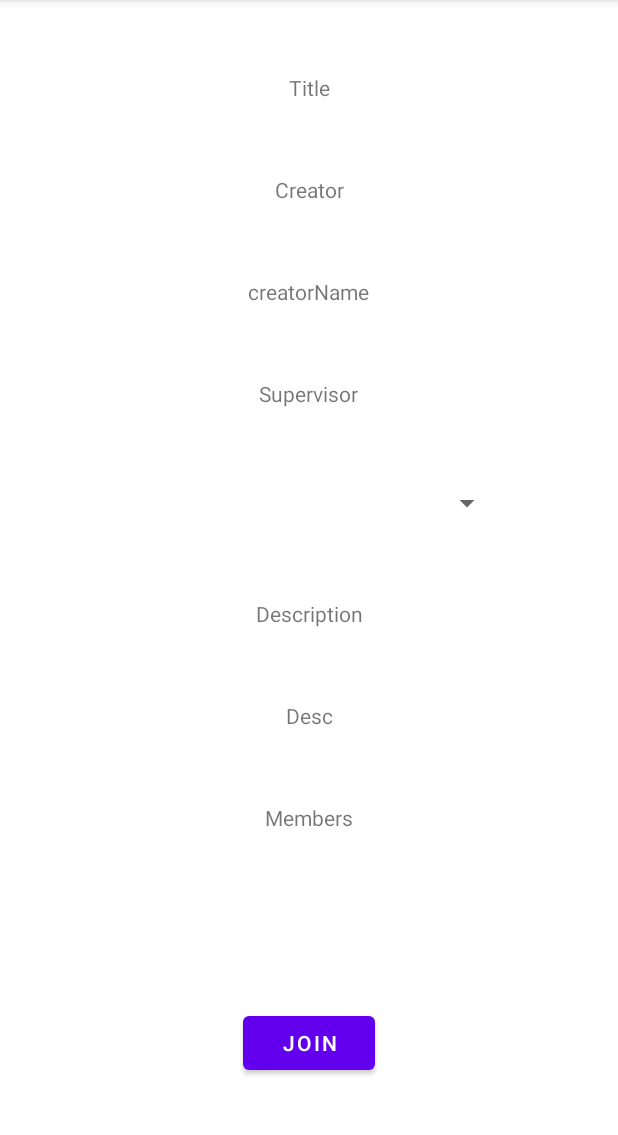
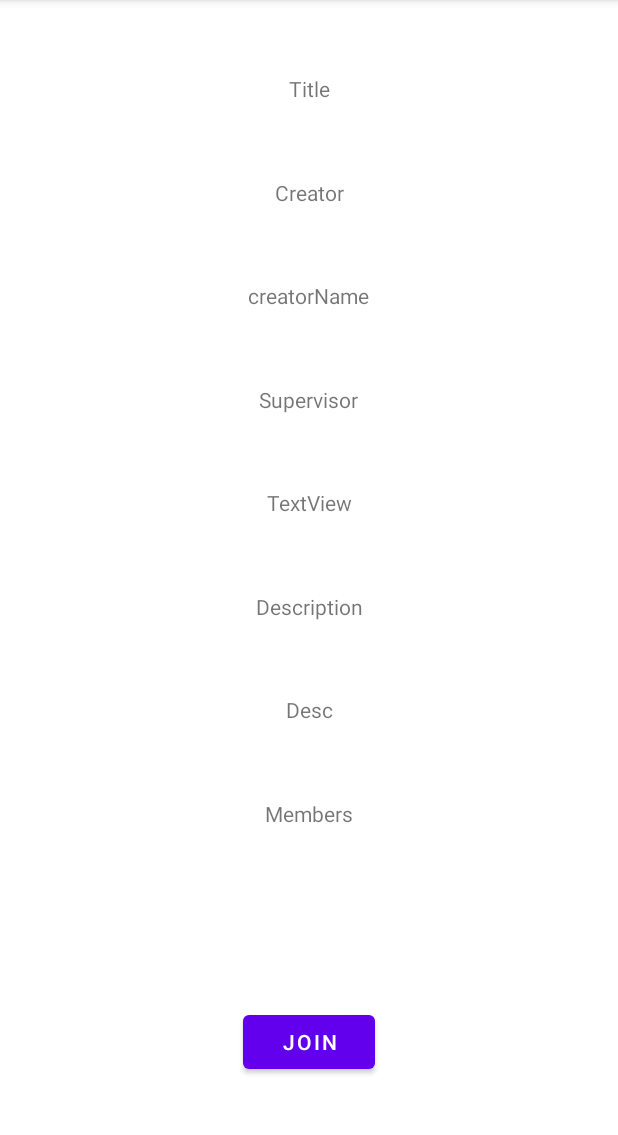
Before and after one commit to moslehm/Capstone-Management-App, an Android app: the ProjectInfoActivity screen opened directly, with no data from a screen before it, on a phone screen of 412 x 824 dp, the part 84-1219 px from its top. Run offline under Robolectric (Android 15) with nearby library versions, the phone set to English and light mode, and no system bars; our stand-ins replace Firebase (no records; nobody signed in at launch, a user with empty details on screens opened directly); 1 statement that could not run was skipped.

Commit message:
fixed duplication in list, made changes to supervisor list, implemented join button

```diff
--- a/app/build.gradle
+++ b/app/build.gradle
@@ -32,10 +32,9 @@ android {
 }
 
 dependencies {
-
     implementation 'androidx.appcompat:appcompat:1.4.1'
     implementation 'com.google.android.material:material:1.6.0'
-    implementation 'androidx.constraintlayout:constraintlayout:2.1.3'
+    implementation 'androidx.constraintlayout:constraintlayout:2.1.4'
     implementation 'androidx.legacy:legacy-support-v4:1.0.0'
     testImplementation 'junit:junit:4.13.2'
     androidTestImplementation 'androidx.test.ext:junit:1.1.3'
--- a/app/src/main/java/ca/macewan/capstone/ListFragment.java
+++ b/app/src/main/java/ca/macewan/capstone/ListFragment.java
@@ -3,8 +3,6 @@ package ca.macewan.capstone;
 import android.content.Intent;
 import android.os.Bundle;
 
-import androidx.annotation.NonNull;
-import androidx.annotation.Nullable;
 import androidx.fragment.app.Fragment;
 import androidx.recyclerview.widget.LinearLayoutManager;
 import androidx.recyclerview.widget.RecyclerView;
--- a/app/src/main/java/ca/macewan/capstone/Project.java
+++ b/app/src/main/java/ca/macewan/capstone/Project.java
@@ -25,5 +25,4 @@ public class Project {
     public List<DocumentReference> getMembers() {
         return members;
     }
-
 }
--- a/app/src/main/java/ca/macewan/capstone/ProjectInfoActivity.java
+++ b/app/src/main/java/ca/macewan/capstone/ProjectInfoActivity.java
@@ -5,9 +5,7 @@ import android.app.AlertDialog;
 import android.content.DialogInterface;
 import android.os.Bundle;
 import android.view.View;
-import android.widget.ArrayAdapter;
 import android.widget.Button;
-import android.widget.Spinner;
 import android.widget.TextView;
 
 import androidx.annotation.NonNull;
@@ -21,17 +19,17 @@ import com.google.firebase.firestore.DocumentReference;
 import com.google.firebase.firestore.DocumentSnapshot;
 import com.google.firebase.firestore.FieldValue;
 import com.google.firebase.firestore.FirebaseFirestore;
-import com.google.firebase.firestore.QueryDocumentSnapshot;
-import com.google.firebase.firestore.QuerySnapshot;
 
+import java.util.List;
 import java.util.ArrayList;
-import java.util.List;
+
+import ca.macewan.capstone.adapter.SharedMethods;
 
 public class ProjectInfoActivity extends AppCompatActivity {
-    TextView title, creator, description, members;
-    Spinner spinner_ProfList;
+    TextView title, creator, description, members, supervisors;
     Button button_Join;
     FirebaseFirestore db;
+    String projectID;
 
     @Override
     protected void onCreate(@Nullable Bundle savedInstanceState) {
@@ -43,13 +41,13 @@ public class ProjectInfoActivity extends AppCompatActivity {
     private void setUp() {
         title = findViewById(R.id.textView);
         creator = findViewById(R.id.textView6);
-        spinner_ProfList = findViewById(R.id.spinner);
+        supervisors = findViewById(R.id.textView8);
         description = findViewById(R.id.textView10);
         members = findViewById(R.id.textView12);
         button_Join = findViewById(R.id.button2);
         db = FirebaseFirestore.getInstance();
 
-        String projectID = getIntent().getExtras().getString("projectID");
+        projectID = getIntent().getExtras().getString("projectID");
         db.collection("Projects").document(projectID).get().addOnCompleteListener(new OnCompleteListener<DocumentSnapshot>() {
             @Override
             public void onComplete(@NonNull Task<DocumentSnapshot> task) {
@@ -57,59 +55,47 @@ public class ProjectInfoActivity extends AppCompatActivity {
                 if (documentSnapshot.exists()) {
                     title.setText(documentSnapshot.getString("name"));
                     description.setText(documentSnapshot.getString("description"));
-                    for (DocumentReference documentReference : (List<DocumentReference>) documentSnapshot.get("members")) {
-                        documentReference.get().addOnCompleteListener(new OnCompleteListener<DocumentSnapshot>() {
+
+                    // display members and handle a case where no one has joined yet
+                    try {
+                        SharedMethods.displayItems((ArrayList<DocumentReference>) documentSnapshot.get("members"), members);
+                    } catch (NullPointerException ex) {
+                        members.setText("");
+                    }
+
+                    String creatorEmail = documentSnapshot.getString("creator");
+                    db.collection("Users")
+                            .document(creatorEmail).get().addOnCompleteListener(new OnCompleteListener<DocumentSnapshot>() {
                                 @Override
                                 public void onComplete(@NonNull Task<DocumentSnapshot> task) {
-                                String name = task.getResult().get("name").toString();
-                                String email = task.getResult().get("email").toString();
-                                members.append(name + " <" + email + ">\n");
-                            }
-                        });
-                    }
-                    String creatorEmail = documentSnapshot.getString("creator");
-                    db.collection("Users")
-                            .document(documentSnapshot.getString("creator")).get().addOnCompleteListener(new OnCompleteListener<DocumentSnapshot>() {
-                                @Override
-                                public void onComplete(@NonNull Task<DocumentSnapshot> task) {
-                                    String nameEmail = task.getResult().get("name") + " <" + creatorEmail +">";
+                                    String nameEmail = task.getResult().get("name") + " <" + creatorEmail + ">";
                                     creator.setText(nameEmail);
                                 }
                             });
+
+                    // display supervisors and handle a case where none supervisor selected
+                    try {
+                        SharedMethods.displayItems((List<DocumentReference>) documentSnapshot.get("supervisors"), supervisors);
+                    } catch (NullPointerException ex) {
+                        supervisors.setText("");
                     }
-            }
-        });
 
-        List<String> professorList = new ArrayList<>();
-        ArrayAdapter<String> adapter = new ArrayAdapter<>(getApplicationContext(), android.R.layout.simple_spinner_item, professorList);
-        adapter.setDropDownViewResource(android.R.layout.simple_spinner_dropdown_item);
-        spinner_ProfList.setAdapter(adapter);
-        db.collection("Users").get().addOnCompleteListener(new OnCompleteListener<QuerySnapshot>() {
-            @Override
-            public void onComplete(@NonNull Task<QuerySnapshot> task) {
-                if (task.isSuccessful()) {
-                    for (QueryDocumentSnapshot queryDocumentSnapshot : task.getResult()) {
-                        if (queryDocumentSnapshot.get("role").toString().equals("professor")) {
-                            String professorInfo = queryDocumentSnapshot.get("name") + " <" + queryDocumentSnapshot.get("email") + ">";
-                            professorList.add(professorInfo);
-                        }
-                        adapter.notifyDataSetChanged();
-                    }
-                }
-            }
-        });
-
-        db.collection("Projects").document(projectID).get().addOnCompleteListener(new OnCompleteListener<DocumentSnapshot>() {
-            @Override
-            public void onComplete(@NonNull Task<DocumentSnapshot> task) {
-                if (task.isSuccessful()) {
-                    if (task.getResult().get("creator").toString().equals(FirebaseAuth.getInstance().getCurrentUser().getEmail().toString())) {
+                    // disable Join button if current user is the one who created the project
+                    if (creatorEmail.equals(FirebaseAuth.getInstance().getCurrentUser().getEmail().toString())) {
                         button_Join.setEnabled(false);
                     }
                     else {
                         button_Join.setOnClickListener(new View.OnClickListener() {
                             @Override
                             public void onClick(View view) {
+                                List<DocumentReference> memberRefList = (List<DocumentReference>) documentSnapshot.get("members");
+                                // prompt if user already joined the project
+                                if (memberRefList.contains(db.collection("Users")
+                                        .document(FirebaseAuth.getInstance().getCurrentUser().getEmail().toString()))) {
+                                    new AlertDialog.Builder(ProjectInfoActivity.this)
+                                            .setMessage("You already joined this project")
+                                            .show();
+                                } else {
                                     new AlertDialog.Builder(ProjectInfoActivity.this)
                                             .setMessage("Join this project?")
                                             .setPositiveButton("Yes", new DialogInterface.OnClickListener() {
@@ -119,12 +105,16 @@ public class ProjectInfoActivity extends AppCompatActivity {
                                                             .update("members",
                                                                     FieldValue.arrayUnion(db.collection("Users")
                                                                             .document(FirebaseAuth.getInstance().getCurrentUser().getEmail().toString())));
-                                                db.collection("Users").document(FirebaseAuth.getInstance().getCurrentUser().getEmail().toString()).get().addOnCompleteListener(new OnCompleteListener<DocumentSnapshot>() {
+                                                    db.collection("Users")
+                                                            .document(FirebaseAuth
+                                                                    .getInstance().getCurrentUser()
+                                                                    .getEmail().toString()).get().addOnCompleteListener(new OnCompleteListener<DocumentSnapshot>() {
                                                         @Override
                                                         public void onComplete(@NonNull Task<DocumentSnapshot> task) {
                                                             if (task.isSuccessful()) {
                                                                 String name = task.getResult().get("name").toString();
-                                                            members.append(name + " <" + FirebaseAuth.getInstance().getCurrentUser().getEmail().toString() + ">\n");
+                                                                members.append("\n" + name + " <"
+                                                                        + FirebaseAuth.getInstance().getCurrentUser().getEmail().toString() + ">");
                                                             }
                                                         }
                                                     });
@@ -137,11 +127,11 @@ public class ProjectInfoActivity extends AppCompatActivity {
                                             })
                                             .show();
                                 }
+                            }
                         });
                     }
                 }
             }
         });
     }
-
 }
--- a/app/src/main/res/layout/project_info.xml
+++ b/app/src/main/res/layout/project_info.xml
@@ -41,20 +41,10 @@
         android:layout_width="wrap_content"
         android:layout_height="wrap_content"
         android:text="Supervisor"
+        app:layout_constraintBottom_toTopOf="@+id/textView8"
         app:layout_constraintEnd_toEndOf="parent"
         app:layout_constraintStart_toStartOf="parent"
-        app:layout_constraintTop_toBottomOf="@+id/textView6"
-        app:layout_constraintBottom_toTopOf="@id/spinner"/>
-
-    <Spinner
-        android:id="@+id/spinner"
-        android:layout_width="260dp"
-        android:layout_height="30dp"
-        app:layout_constraintBottom_toTopOf="@id/textView9"
-        app:layout_constraintEnd_toEndOf="parent"
-        app:layout_constraintHorizontal_bias="0.496"
-        app:layout_constraintStart_toStartOf="parent"
-        app:layout_constraintTop_toBottomOf="@id/textView7" />
+        app:layout_constraintTop_toBottomOf="@+id/textView6" />
 
     <TextView
         android:id="@+id/textView9"
@@ -64,17 +54,17 @@
         app:layout_constraintBottom_toTopOf="@id/textView10"
         app:layout_constraintEnd_toEndOf="parent"
         app:layout_constraintStart_toStartOf="parent"
-        app:layout_constraintTop_toBottomOf="@id/spinner"/>
+        app:layout_constraintTop_toBottomOf="@id/textView8" />
 
     <TextView
         android:id="@+id/textView10"
         android:layout_width="wrap_content"
         android:layout_height="wrap_content"
         android:text="Desc"
+        app:layout_constraintBottom_toTopOf="@id/textView11"
         app:layout_constraintEnd_toEndOf="parent"
         app:layout_constraintStart_toStartOf="parent"
-        app:layout_constraintTop_toBottomOf="@+id/textView9"
-        app:layout_constraintBottom_toTopOf="@id/textView11"/>
+        app:layout_constraintTop_toBottomOf="@id/textView9" />
 
     <TextView
         android:id="@+id/textView11"
@@ -105,4 +95,14 @@
         app:layout_constraintStart_toStartOf="parent"
         app:layout_constraintTop_toBottomOf="@id/textView12" />
 
+    <TextView
+        android:id="@+id/textView8"
+        android:layout_width="wrap_content"
+        android:layout_height="wrap_content"
+        android:text="TextView"
+        app:layout_constraintBottom_toTopOf="@id/textView9"
+        app:layout_constraintEnd_toEndOf="parent"
+        app:layout_constraintStart_toStartOf="parent"
+        app:layout_constraintTop_toBottomOf="@id/textView7" />
+
 </androidx.constraintlayout.widget.ConstraintLayout>
```
Also changed, not shown: app/src/main/java/ca/macewan/capstone/HomeFragment.java (+0 -9 lines), app/src/main/java/ca/macewan/capstone/adapter/RecyclerAdapter.java (+3 -17 lines), app/src/main/java/ca/macewan/capstone/adapter/SharedMethods.java (added, +60 -0 lines), gradle/wrapper/gradle-wrapper.properties. Lines whose indentation alone changed are shown as unchanged.
